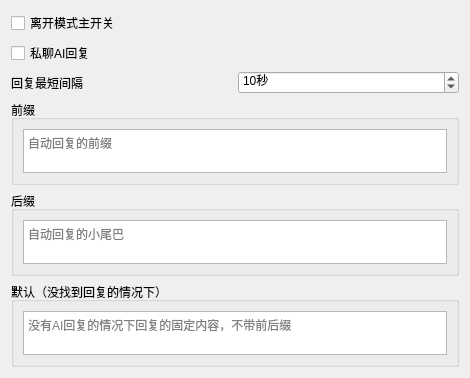
The window that widgets/settings/leavemodewidget.ui (iwxyi/CatlikeQQ) describes before a commit, drawn with Qt 5.
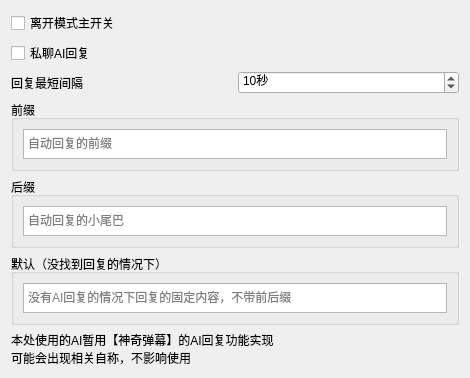
The same window after the commit.

Patch:
```diff
--- a/widgets/settings/leavemodewidget.ui
+++ b/widgets/settings/leavemodewidget.ui
@@ -121,6 +121,14 @@
      </layout>
     </widget>
    </item>
+   <item>
+    <widget class="QLabel" name="label_2">
+     <property name="text">
+      <string>本处使用的AI暂用【神奇弹幕】的AI回复功能实现
+可能会出现相关自称，不影响使用</string>
+     </property>
+    </widget>
+   </item>
   </layout>
  </widget>
  <resources/>
```
